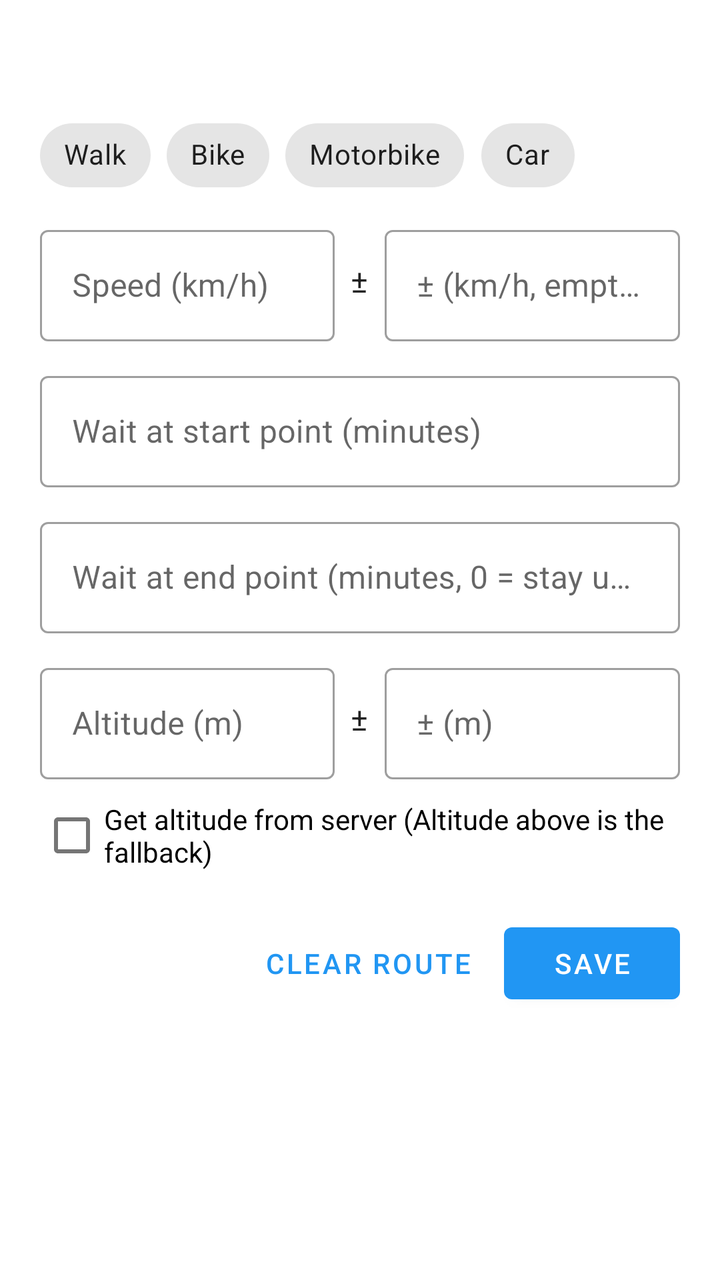
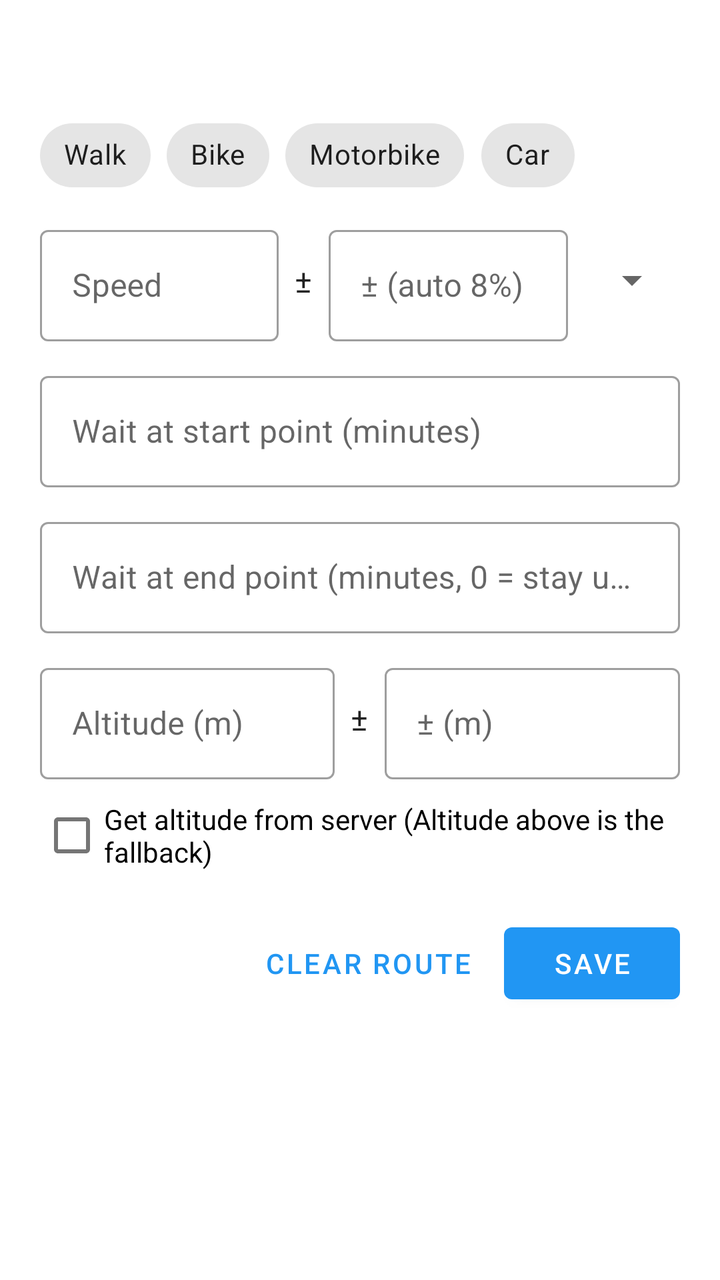

Screens rendered from an Android XML layout before and after an edit, with the pre-edit source and the edit as a unified diff.
<!-- AndroidManifest.xml: application theme Theme.SetLoc -->
<!-- res/layout/route_options.xml -->
<?xml version="1.0" encoding="utf-8"?>
<LinearLayout xmlns:android="http://schemas.android.com/apk/res/android"
    xmlns:app="http://schemas.android.com/apk/res-auto"
    android:layout_width="match_parent"
    android:layout_height="wrap_content"
    android:orientation="vertical"
    android:paddingStart="20dp"
    android:paddingTop="20dp"
    android:paddingEnd="20dp"
    android:paddingBottom="16dp">

    <TextView
        android:id="@+id/route_summary"
        android:layout_width="match_parent"
        android:layout_height="wrap_content"
        android:textAppearance="?attr/textAppearanceSubtitle1"
        android:textStyle="bold" />

    <com.google.android.material.chip.ChipGroup
        android:id="@+id/route_mode"
        android:layout_width="match_parent"
        android:layout_height="wrap_content"
        android:layout_marginTop="12dp"
        app:selectionRequired="true"
        app:singleSelection="true">

        <com.google.android.material.chip.Chip
            android:id="@+id/mode_walk"
            style="@style/Widget.MaterialComponents.Chip.Choice"
            android:layout_width="wrap_content"
            android:layout_height="wrap_content"
            android:text="@string/mode_walk" />

        <com.google.android.material.chip.Chip
            android:id="@+id/mode_bike"
            style="@style/Widget.MaterialComponents.Chip.Choice"
            android:layout_width="wrap_content"
            android:layout_height="wrap_content"
            android:text="@string/mode_bike" />

        <com.google.android.material.chip.Chip
            android:id="@+id/mode_motor"
            style="@style/Widget.MaterialComponents.Chip.Choice"
            android:layout_width="wrap_content"
            android:layout_height="wrap_content"
            android:text="@string/mode_motor" />

        <com.google.android.material.chip.Chip
            android:id="@+id/mode_car"
            style="@style/Widget.MaterialComponents.Chip.Choice"
            android:layout_width="wrap_content"
            android:layout_height="wrap_content"
            android:text="@string/mode_car" />
    </com.google.android.material.chip.ChipGroup>

    <LinearLayout
        android:layout_width="match_parent"
        android:layout_height="wrap_content"
        android:layout_marginTop="8dp"
        android:orientation="horizontal">

        <com.google.android.material.textfield.TextInputLayout
            style="@style/Widget.MaterialComponents.TextInputLayout.OutlinedBox"
            android:layout_width="0dp"
            android:layout_height="wrap_content"
            android:layout_weight="1"
            android:hint="@string/route_speed">

            <com.google.android.material.textfield.TextInputEditText
                android:id="@+id/route_speed"
                android:layout_width="match_parent"
                android:layout_height="wrap_content"
                android:inputType="numberDecimal"
                android:maxLength="5" />
        </com.google.android.material.textfield.TextInputLayout>

        <TextView
            android:layout_width="wrap_content"
            android:layout_height="wrap_content"
            android:layout_gravity="center_vertical"
            android:layout_marginStart="8dp"
            android:layout_marginEnd="8dp"
            android:text="±"
            android:textAppearance="?attr/textAppearanceSubtitle1" />

        <com.google.android.material.textfield.TextInputLayout
            style="@style/Widget.MaterialComponents.TextInputLayout.OutlinedBox"
            android:layout_width="0dp"
            android:layout_height="wrap_content"
            android:layout_weight="1"
            android:hint="@string/route_speed_var">

            <com.google.android.material.textfield.TextInputEditText
                android:id="@+id/route_speed_var"
                android:layout_width="match_parent"
                android:layout_height="wrap_content"
                android:inputType="numberDecimal"
                android:maxLength="5" />
        </com.google.android.material.textfield.TextInputLayout>
    </LinearLayout>

    <com.google.android.material.textfield.TextInputLayout
        style="@style/Widget.MaterialComponents.TextInputLayout.OutlinedBox"
        android:layout_width="match_parent"
        android:layout_height="wrap_content"
        android:layout_marginTop="12dp"
        android:hint="@string/route_wait_start">

        <com.google.android.material.textfield.TextInputEditText
            android:id="@+id/route_wait"
            android:layout_width="match_parent"
            android:layout_height="wrap_content"
            android:inputType="numberDecimal"
            android:maxLength="5" />
    </com.google.android.material.textfield.TextInputLayout>

    <com.google.android.material.textfield.TextInputLayout
        style="@style/Widget.MaterialComponents.TextInputLayout.OutlinedBox"
        android:layout_width="match_parent"
        android:layout_height="wrap_content"
        android:layout_marginTop="12dp"
        android:hint="@string/route_wait_end">

        <com.google.android.material.textfield.TextInputEditText
            android:id="@+id/route_wait_end"
            android:layout_width="match_parent"
            android:layout_height="wrap_content"
            android:inputType="numberDecimal"
            android:maxLength="5" />
    </com.google.android.material.textfield.TextInputLayout>

    <LinearLayout
        android:layout_width="match_parent"
        android:layout_height="wrap_content"
        android:layout_marginTop="12dp"
        android:orientation="horizontal">

        <com.google.android.material.textfield.TextInputLayout
            style="@style/Widget.MaterialComponents.TextInputLayout.OutlinedBox"
            android:layout_width="0dp"
            android:layout_height="wrap_content"
            android:layout_weight="1"
            android:hint="@string/route_altitude">

            <com.google.android.material.textfield.TextInputEditText
                android:id="@+id/route_altitude"
                android:layout_width="match_parent"
                android:layout_height="wrap_content"
                android:inputType="numberDecimal|numberSigned"
                android:maxLength="7" />
        </com.google.android.material.textfield.TextInputLayout>

        <TextView
            android:layout_width="wrap_content"
            android:layout_height="wrap_content"
            android:layout_gravity="center_vertical"
            android:layout_marginStart="8dp"
            android:layout_marginEnd="8dp"
            android:text="±"
            android:textAppearance="?attr/textAppearanceSubtitle1" />

        <com.google.android.material.textfield.TextInputLayout
            style="@style/Widget.MaterialComponents.TextInputLayout.OutlinedBox"
            android:layout_width="0dp"
            android:layout_height="wrap_content"
            android:layout_weight="1"
            android:hint="@string/route_altitude_var">

            <com.google.android.material.textfield.TextInputEditText
                android:id="@+id/route_altitude_var"
                android:layout_width="match_parent"
                android:layout_height="wrap_content"
                android:inputType="numberDecimal"
                android:maxLength="5" />
        </com.google.android.material.textfield.TextInputLayout>
    </LinearLayout>

    <com.google.android.material.checkbox.MaterialCheckBox
        android:id="@+id/route_altitude_server"
        android:layout_width="match_parent"
        android:layout_height="wrap_content"
        android:layout_marginTop="4dp"
        android:text="@string/route_altitude_server" />

    <LinearLayout
        android:layout_width="match_parent"
        android:layout_height="wrap_content"
        android:layout_marginTop="16dp"
        android:gravity="end"
        android:orientation="horizontal">

        <com.google.android.material.button.MaterialButton
            android:id="@+id/route_clear"
            style="@style/Widget.MaterialComponents.Button.TextButton"
            android:layout_width="wrap_content"
            android:layout_height="wrap_content"
            android:text="@string/route_clear" />

        <com.google.android.material.button.MaterialButton
            android:id="@+id/route_save"
            android:layout_width="wrap_content"
            android:layout_height="wrap_content"
            android:layout_marginStart="8dp"
            android:text="@string/route_save" />
    </LinearLayout>
</LinearLayout>
<!-- resources referenced by this layout -->
<resources>
  <string name="mode_bike">Bike</string>
  <string name="mode_car">Car</string>
  <string name="mode_motor">Motorbike</string>
  <string name="mode_walk">Walk</string>
  <string name="route_altitude">Altitude (m)</string>
  <string name="route_altitude_server">Get altitude from server (Altitude above is the fallback)</string>
  <string name="route_altitude_var">± (m)</string>
  <string name="route_clear">Clear route</string>
  <string name="route_save">Save</string>
  <string name="route_speed">Speed (km/h)</string>
  <string name="route_speed_var">± (km/h, empty = 8%)</string>
  <string name="route_wait_end">Wait at end point (minutes, 0 = stay until Stop)</string>
  <string name="route_wait_start">Wait at start point (minutes)</string>
  <style name="Theme.SetLoc" parent="Theme.MaterialComponents.DayNight.NoActionBar">
  
          <item name="colorPrimary">@color/primary</item>
          <item name="colorPrimaryDark">@color/primary_dark</item>
          <item name="colorAccent">@color/accent</item>
          <item name="colorOnPrimary">@color/white</item>
          <item name="android:navigationBarColor">@android:color/transparent</item>
  
      </style>
  <color name="primary">#2196F3</color>
  <color name="primary_dark">#1976D2</color>
  <color name="accent">#FF3F80</color>
  <color name="white">#FFFFFFFF</color>
</resources>

<!-- the commit's change to res/layout/route_options.xml (unified diff, before → after) -->
@@ -97,6 +97,13 @@
                 android:inputType="numberDecimal"
                 android:maxLength="5" />
         </com.google.android.material.textfield.TextInputLayout>
+
+        <Spinner
+            android:id="@+id/route_speed_unit"
+            android:layout_width="wrap_content"
+            android:layout_height="wrap_content"
+            android:layout_gravity="center_vertical"
+            android:layout_marginStart="8dp" />
     </LinearLayout>
 
     <com.google.android.material.textfield.TextInputLayout
<!-- resource entries referenced after the edit -->
@@ -9,8 +9,8 @@
   <string name="route_altitude_var">± (m)</string>
   <string name="route_clear">Clear route</string>
   <string name="route_save">Save</string>
-  <string name="route_speed">Speed (km/h)</string>
-  <string name="route_speed_var">± (km/h, empty = 8%)</string>
+  <string name="route_speed">Speed</string>
+  <string name="route_speed_var">± (auto 8%)</string>
   <string name="route_wait_end">Wait at end point (minutes, 0 = stay until Stop)</string>
   <string name="route_wait_start">Wait at start point (minutes)</string>
   <style name="Theme.SetLoc" parent="Theme.MaterialComponents.DayNight.NoActionBar">
